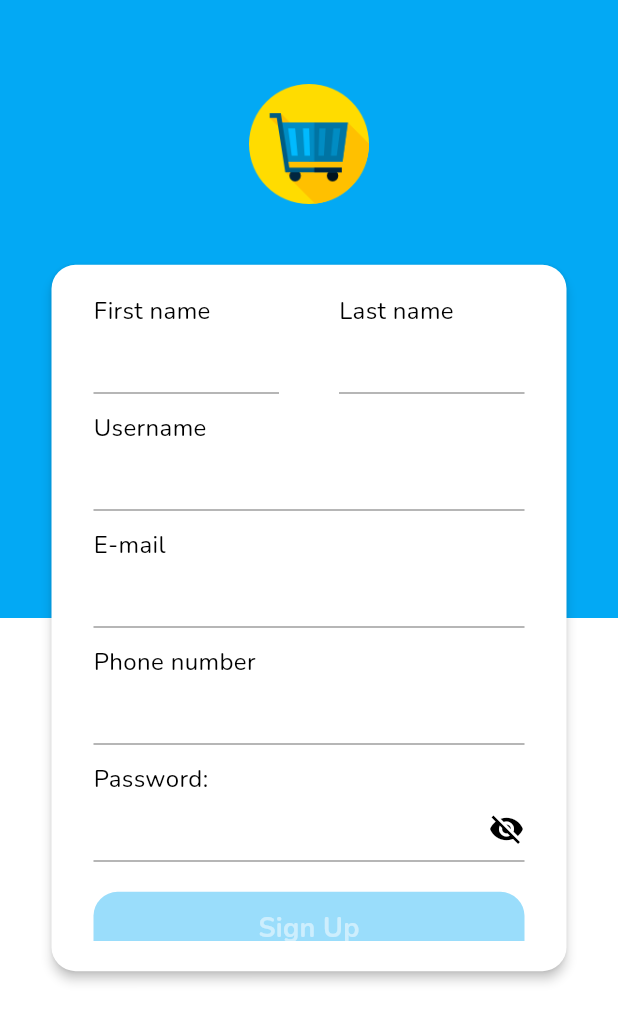
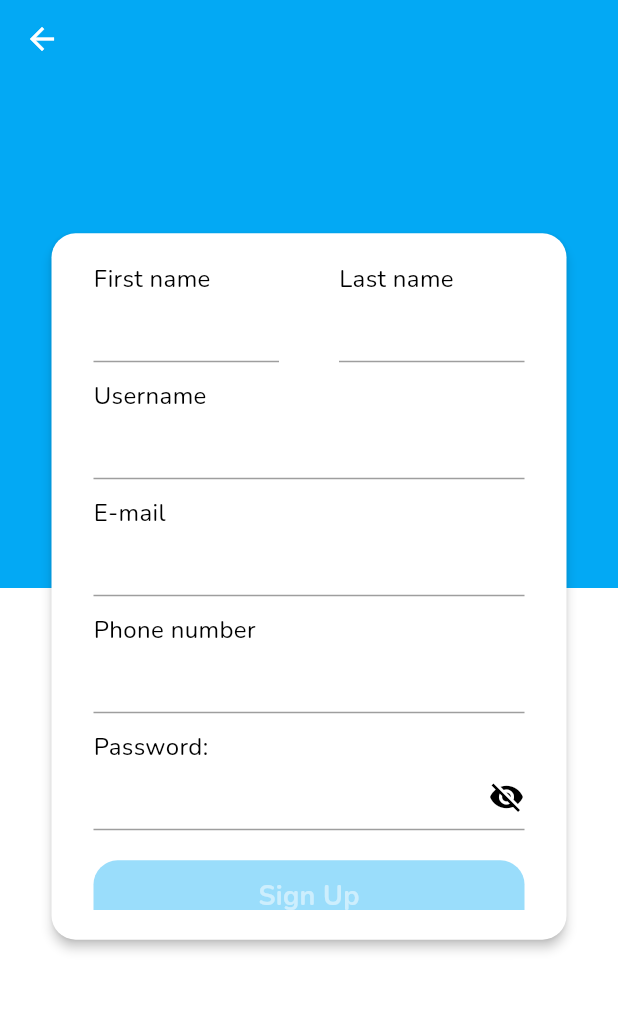
Before and after one commit to mdrgBlg/cartmate, a Flutter app: the screen it shows after launch, after a tap on "Sign Up", on a phone screen of 412 x 824 dp. Shown: the top 1022 px of the screen. Run offline on Flutter 3.47's test engine with Material 3 defaults, Android fonts, the phone set to English and light mode, and no system bars; our stand-ins replace firebase_core, shared_preferences; accounts and stored records are empty.

Commit message:
Work on job

```diff
--- a/lib/main.dart
+++ b/lib/main.dart
@@ -23,7 +23,7 @@ class MyApp extends StatelessWidget {
       theme: Themes.lightTheme,
       home: ChangeNotifierProvider(
         create: (context) => LoginProvider(),
-        child: LoginScreen(),
+        child: const LoginScreen(),
       ),
     );
   }
--- a/lib/screens/auth/login/login_providers/login_provider.dart
+++ b/lib/screens/auth/login/login_providers/login_provider.dart
@@ -4,22 +4,19 @@ import 'login_service.dart';
 class LoginProvider with ChangeNotifier {
   final eMailController = TextEditingController();
   final passwordController = TextEditingController();
+  final forgotPasswordController = TextEditingController();
 
-  bool eMailEmpty = false;
-  bool passwordEmpty = false;
   bool loginButtonEnable = false;
+  bool forgotPasswordEnable = false;
   bool passwordVisibility = true;
 
   void validateField() {
-    if (eMailController.text.isNotEmpty && passwordController.text.isNotEmpty) {
-      loginButtonEnable = true;
-    } else {
-      loginButtonEnable = false;
-    }
+    loginButtonEnable = eMailController.text.isNotEmpty && passwordController.text.isNotEmpty;
+    notifyListeners();
+  }
 
-    eMailEmpty = eMailController.text.isNotEmpty;
-    passwordEmpty = passwordController.text.isNotEmpty;
-
+  void validateForgotPasswordField() {
+    forgotPasswordEnable = forgotPasswordController.text.isNotEmpty;
     notifyListeners();
   }
 
--- a/lib/screens/auth/login/login_screen.dart
+++ b/lib/screens/auth/login/login_screen.dart
@@ -1,6 +1,6 @@
-import 'package:e_commerce/helpers/custom_navigator.dart';
+import 'package:e_commerce/screens/auth/forget_password.dart';
 import 'package:e_commerce/screens/auth/signup/sign_up_screen.dart';
-import 'package:e_commerce/screens/auth/signup/signup_providers/signup_provider.dart';
+import 'package:e_commerce/screens/auth/signup/sign_up_providers/signup_provider.dart';
 import 'package:e_commerce/widgets/password_field.dart';
 import 'package:flutter/material.dart';
 import 'package:provider/provider.dart';
@@ -12,8 +12,7 @@ import '/widgets/input_field.dart';
 import 'login_providers/login_provider.dart';
 
 class LoginScreen extends StatelessWidget {
-  final FocusNode eMailNameFocusNode = FocusNode();
-  LoginScreen({super.key});
+  const LoginScreen({super.key});
 
   static const routeName = '/login';
 
@@ -33,11 +32,11 @@ class LoginScreen extends StatelessWidget {
                 Column(
                   children: [
                     Container(
-                      height: screenHeight / 2,
+                      height: screenHeight / 2 - 22,
                       color: Colors.lightBlue,
                     ),
                     Container(
-                      height: screenHeight / 2,
+                      height: screenHeight / 2 - 22,
                       color: Colors.white,
                     ),
                   ],
@@ -49,13 +48,15 @@ class LoginScreen extends StatelessWidget {
                     alignment: Alignment.topRight,
                     child: InkWell(
                       onTap: () => {
-                        CustomNavigator.pushNavigation(
+                        Navigator.push(
                           context,
-                          ChangeNotifierProvider(
-                            create: (_) => SignUpProvider(),
-                            child: SignUpScreen(),
+                          MaterialPageRoute(
+                            builder: (context) => ChangeNotifierProvider(
+                              create: (_) => SignUpProvider(),
+                              child: const SignUpScreen(),
+                            ),
                           ),
-                        )
+                        ),
                       },
                       child: Text(
                         'Sign Up',
@@ -106,19 +107,16 @@ class LoginScreen extends StatelessWidget {
                         children: [
                           InputField(
                             hintText: "E - mail:",
-                            isValid: loginProvider.eMailEmpty,
                             onInputChanged: () {
                               loginProvider.validateField();
                             },
                             controller: loginProvider.eMailController,
-                            focusNode: eMailNameFocusNode,
                           ),
                           const SizedBox(
                             height: 12,
                           ),
                           PasswordField(
                             hintText: "Password:",
-                            isValid: loginProvider.passwordEmpty,
                             onInputChanged: () {
                               loginProvider.validateField();
                             },
@@ -137,9 +135,17 @@ class LoginScreen extends StatelessWidget {
                           Container(
                             margin: const EdgeInsets.only(top: 15),
                             child: InkWell(
-                              onTap: () => {},
+                              onTap: () => Navigator.push(
+                                context,
+                                MaterialPageRoute(
+                                  builder: (context) => ChangeNotifierProvider(
+                                    create: (context) => LoginProvider(),
+                                    child: const ForgetPassword(),
+                                  ),
+                                ),
+                              ),
                               child: Text(
-                                'Forgot password?',
+                                'Forget password?',
                                 style: textTheme.bodyMedium!.copyWith(
                                   decoration: TextDecoration.underline,
                                   decorationThickness: 1.5,
--- a/lib/screens/auth/signup/sign_up_screen.dart
+++ b/lib/screens/auth/signup/sign_up_screen.dart
@@ -1,5 +1,5 @@
-import 'package:e_commerce/constants/themes.dart';
-import 'package:e_commerce/screens/auth/signup/signup_providers/signup_provider.dart';
+import 'package:e_commerce/constants/custom_colors.dart';
+import 'package:e_commerce/screens/auth/signup/sign_up_providers/signup_provider.dart';
 import 'package:e_commerce/widgets/custom_button.dart';
 import 'package:e_commerce/widgets/input_field.dart';
 import 'package:e_commerce/widgets/password_field.dart';
@@ -7,13 +7,7 @@ import 'package:flutter/material.dart';
 import 'package:provider/provider.dart';
 
 class SignUpScreen extends StatelessWidget {
-  final FocusNode firstNameFocusNode = FocusNode();
-  final FocusNode lastNameFocusNode = FocusNode();
-  final FocusNode usernameFocusNode = FocusNode();
-  final FocusNode eMailNameFocusNode = FocusNode();
-  final FocusNode phoneNumberFocusNode = FocusNode();
-  final FocusNode passwordFocusNode = FocusNode();
-  SignUpScreen({super.key});
+  const SignUpScreen({super.key});
 
   static const routeName = '/signup';
 
@@ -21,6 +15,12 @@ class SignUpScreen extends StatelessWidget {
   Widget build(BuildContext context) {
     return SafeArea(
       child: Scaffold(
+        appBar: AppBar(
+          toolbarHeight: 52,
+          backgroundColor: CustomColors.primary,
+          foregroundColor: Colors.white,
+          elevation: 0,
+        ),
         resizeToAvoidBottomInset: true,
         body: GestureDetector(
           onTap: () => FocusScope.of(context).requestFocus(FocusNode()),
@@ -31,31 +31,18 @@ class SignUpScreen extends StatelessWidget {
                 Column(
                   children: [
                     Container(
-                      height: MediaQuery.of(context).size.height / 2,
+                      height: MediaQuery.of(context).size.height / 2 - 72,
                       color: Colors.lightBlue,
                     ),
                     Container(
-                      height: MediaQuery.of(context).size.height / 2,
+                      height: MediaQuery.of(context).size.height / 2 - 22,
                       color: Colors.white,
                     ),
                   ],
                 ),
-                Positioned(
-                  top: 56,
-                  child: Center(
-                    child: Column(
-                      children: [
-                        Image.asset(
-                          CustomIcons.cartIcon,
-                          width: 80,
-                        ),
-                        const SizedBox(height: 10),
-                      ],
-                    ),
-                  ),
-                ),
                 Consumer<SignUpProvider>(
                   builder: (context, signUpProvider, child) => Card(
+                    margin: const EdgeInsets.only(bottom: 52),
                     shape: RoundedRectangleBorder(
                       borderRadius: BorderRadius.circular(16),
                     ),
@@ -76,23 +63,19 @@ class SignUpScreen extends StatelessWidget {
                                 Flexible(
                                   child: InputField(
                                     hintText: "First name",
-                                    isValid: signUpProvider.eMailEmpty,
                                     onInputChanged: () {
                                       signUpProvider.validateField();
                                     },
                                     controller: signUpProvider.firstNameController,
-                                    focusNode: firstNameFocusNode,
                                   ),
                                 ),
                                 Flexible(
                                   child: InputField(
                                     hintText: "Last name",
-                                    isValid: signUpProvider.eMailEmpty,
                                     onInputChanged: () {
                                       signUpProvider.validateField();
                                     },
                                     controller: signUpProvider.lastNameController,
-                                    focusNode: lastNameFocusNode,
                                   ),
                                 ),
                               ],
@@ -101,43 +84,36 @@ class SignUpScreen extends StatelessWidget {
                               padding: const EdgeInsets.only(top: 12),
                               child: InputField(
                                 hintText: "Username",
-                                isValid: signUpProvider.eMailEmpty,
                                 onInputChanged: () {
                                   signUpProvider.validateField();
                                 },
                                 controller: signUpProvider.usernameController,
-                                focusNode: usernameFocusNode,
                               ),
                             ),
                             Padding(
                               padding: const EdgeInsets.only(top: 12),
                               child: InputField(
                                 hintText: "E-mail",
-                                isValid: signUpProvider.eMailEmpty,
                                 onInputChanged: () {
                                   signUpProvider.validateField();
                                 },
                                 controller: signUpProvider.eMailController,
-                                focusNode: eMailNameFocusNode,
                               ),
                             ),
                             Padding(
                               padding: const EdgeInsets.only(top: 12),
                               child: InputField(
                                 hintText: "Phone number",
-                                isValid: signUpProvider.eMailEmpty,
                                 onInputChanged: () {
                                   signUpProvider.validateField();
                                 },
                                 controller: signUpProvider.phoneNumberController,
-                                focusNode: phoneNumberFocusNode,
                               ),
                             ),
                             Padding(
                               padding: const EdgeInsets.only(top: 12, bottom: 20),
                               child: PasswordField(
                                 hintText: "Password:",
-                                isValid: signUpProvider.passwordEmpty,
                                 onInputChanged: () {
                                   signUpProvider.validateField();
                                 },
--- a/lib/widgets/input_field.dart
+++ b/lib/widgets/input_field.dart
@@ -2,16 +2,12 @@ import 'package:flutter/material.dart';
 
 class InputField extends StatelessWidget {
   final String hintText;
-  final bool isValid;
   final TextEditingController controller;
-  final FocusNode focusNode;
   final VoidCallback? onInputChanged;
   const InputField({
     super.key,
     required this.hintText,
-    required this.isValid,
     required this.controller,
-    required this.focusNode,
     this.onInputChanged,
   });
 
--- a/lib/widgets/password_field.dart
+++ b/lib/widgets/password_field.dart
@@ -3,14 +3,12 @@ import 'package:flutter/material.dart';
 class PasswordField extends StatelessWidget {
   final TextEditingController? controller;
   final String hintText;
-  final bool isValid;
   final VoidCallback? onInputChanged;
   final bool passwordVisibility;
   final VoidCallback changeVisibility;
   const PasswordField({
     super.key,
     required this.hintText,
-    required this.isValid,
     this.onInputChanged,
     this.controller,
     required this.passwordVisibility,
```
Also changed, not shown: lib/screens/auth/forget_password.dart (added, +102 -0 lines), lib/screens/auth/signup/sign_up_providers/signup_provider.dart (renamed from lib/screens/auth/signup/signup_providers/signup_provider.dart, +7 -14 lines), lib/screens/auth/signup/sign_up_providers/sign_up_service.dart (renamed from lib/screens/auth/signup/signup_providers/sign_up_service.dart).
